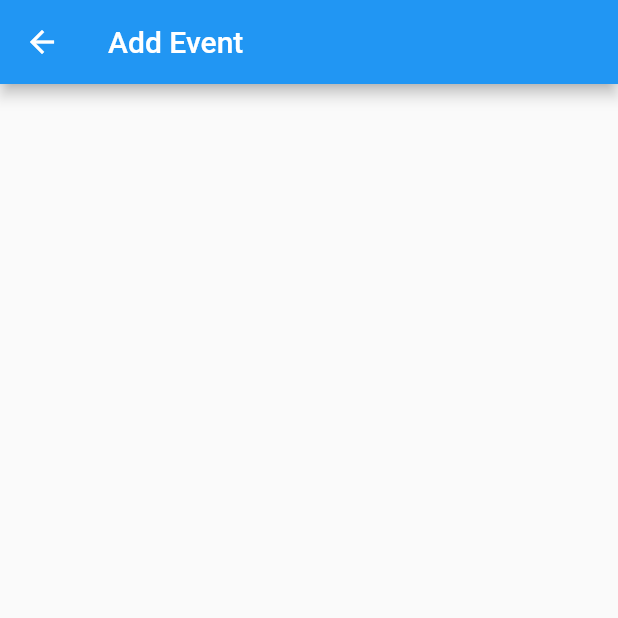
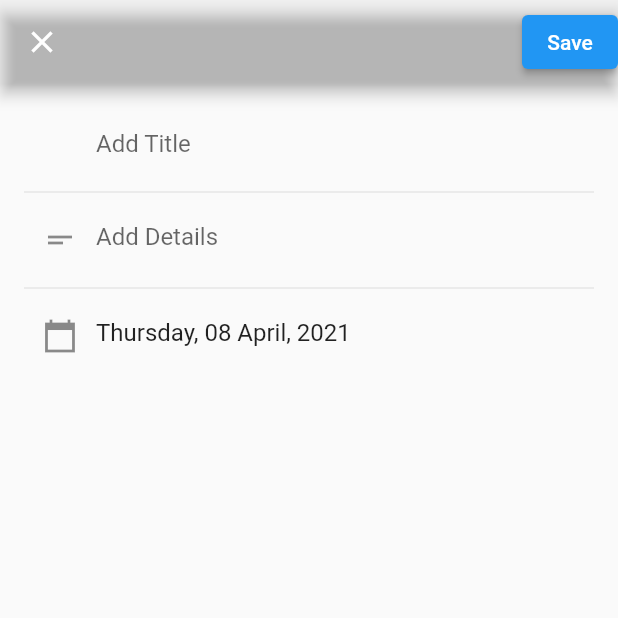
Before and after one commit to Cathycheng0320/SDD-personal-care, a Flutter app: the AddEventPageScreen screen opened by its route, on a phone screen of 412 x 824 dp, the top half of it. Run offline on Flutter 3.47's test engine with Material 2 defaults, Android fonts, the phone set to English and light mode, and no system bars; drawn by our look-alikes of flutter_form_builder; our stand-ins replace cached_network_image, cloud_firestore, firebase_auth, firebase_core, firebase_storage, google_sign_in and 2 more; accounts and stored records are empty.

```diff
--- a/lib/main.dart
+++ b/lib/main.dart
@@ -18,6 +18,7 @@ class PersonalCareApp extends StatelessWidget {
   @override
   Widget build(BuildContext context) {
     return MaterialApp(
+
       initialRoute: SignInScreen.routeName,
       routes: {
         SignInScreen.routeName: (context) => SignInScreen(),
--- a/lib/screen/addeventpage_screen.dart
+++ b/lib/screen/addeventpage_screen.dart
@@ -1,9 +1,12 @@
 import 'package:flutter/material.dart';
-
-
+import 'package:flutter_form_builder/flutter_form_builder.dart';
+import 'package:intl/intl.dart';
 
 class AddEventPageScreen extends StatefulWidget {
+  final DateTime selectedDate;
   static const routeName = '/homeScreen/addEventPageScreen';
+
+  const AddEventPageScreen({Key key, this.selectedDate}) : super(key: key);
   @override
   State<StatefulWidget> createState() {
     return _AddEventPageState();
@@ -11,17 +14,70 @@ class AddEventPageScreen extends StatefulWidget {
 }
 
 class _AddEventPageState extends State<AddEventPageScreen> {
-  // final _formKey = GlobalKey<FormBuilderState>();
+  final _formKey = GlobalKey<FormBuilderState>();
   @override
   Widget build(BuildContext context) {
     return Scaffold(
       appBar: AppBar(
-        title: Text('Add Event'),
+        backgroundColor: Colors.transparent,
+        leading: IconButton(
+          icon: Icon(Icons.clear),
+          onPressed: () {
+            Navigator.pop(context);
+          },
+        ),
+        actions: [
+          Center(
+            child: ElevatedButton(
+              onLongPress: () async {
+                // save event
+              },
+              child: Text("Save"),
+            ),
+          )
+        ],
       ),
       body: ListView(
         padding: const EdgeInsets.all(16.0),
         children: <Widget>[
-
+          FormBuilder(
+            key: _formKey,
+            child: Column(
+              children: [
+                FormBuilderTextField(
+                  name: "title",
+                  decoration: InputDecoration(
+                    hintText: "Add Title",
+                    border: InputBorder.none,
+                    contentPadding: const EdgeInsets.only(left: 48.0),
+                  ),
+                ),
+                Divider(),
+                FormBuilderTextField(
+                  name: "description",
+                  maxLines: 5,
+                  minLines: 1,
+                  decoration: InputDecoration(
+                    border: InputBorder.none,
+                    hintText: "Add Details",
+                    prefixIcon: Icon(Icons.short_text),
+                  ),
+                ),
+                Divider(),
+                FormBuilderDateTimePicker(
+                  name: "date",
+                  initialValue: widget.selectedDate ?? DateTime.now(),
+                  fieldHintText: "Add Date",
+                  inputType: InputType.date,
+                  format: DateFormat('EEEE, dd MMMM, yyyy'),
+                  decoration: InputDecoration(
+                    border: InputBorder.none,
+                    prefixIcon: Icon(Icons.calendar_today_sharp),
+                  ),
+                )
+              ],
+            ),
+          ),
         ],
       ),
     );
--- a/lib/screen/home_screen.dart
+++ b/lib/screen/home_screen.dart
@@ -90,7 +90,8 @@ class _HomeState extends State<HomeScreen> {
       floatingActionButton: FloatingActionButton(
         child: Icon(Icons.add),
         onPressed: () {
-          Navigator.pushNamed(context, AddEventPageScreen.routeName);
+          Navigator.pushNamed(context, AddEventPageScreen.routeName,
+          arguments: _calendarController.selectedDay);
         },
       ),
     );
```
Also changed, not shown: pubspec.yaml (+13 -1 lines), lib/controller/eventcontroller.dart (added), lib/model/app_event.dart (added), pubspec.lock, 1 other file.
